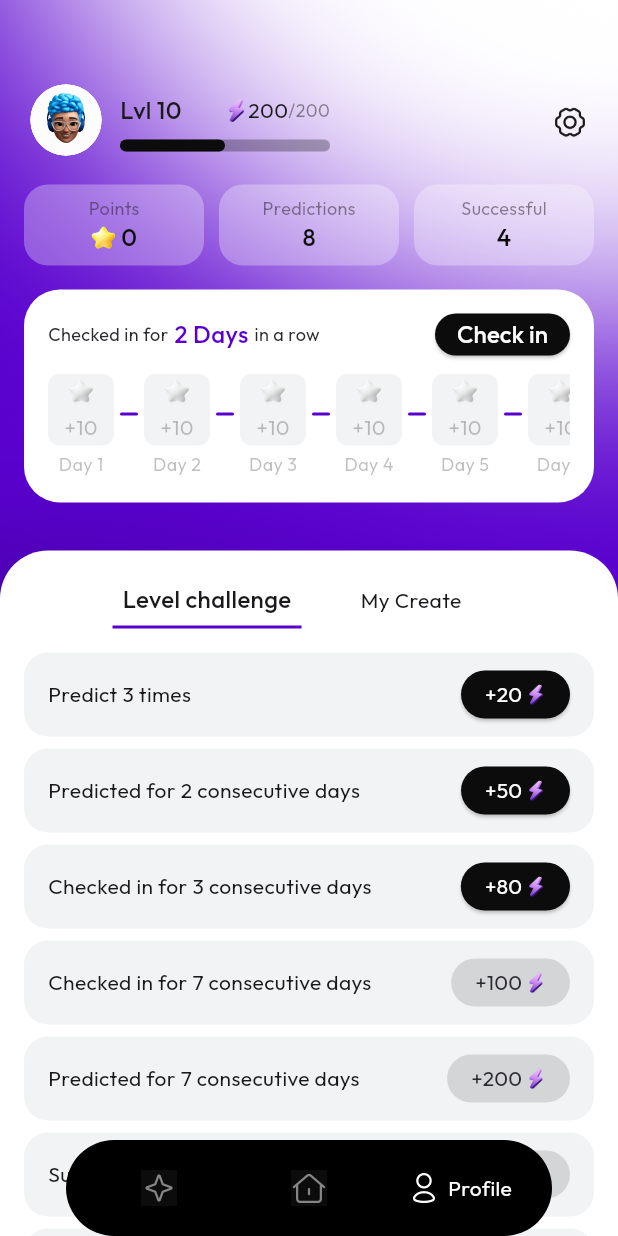
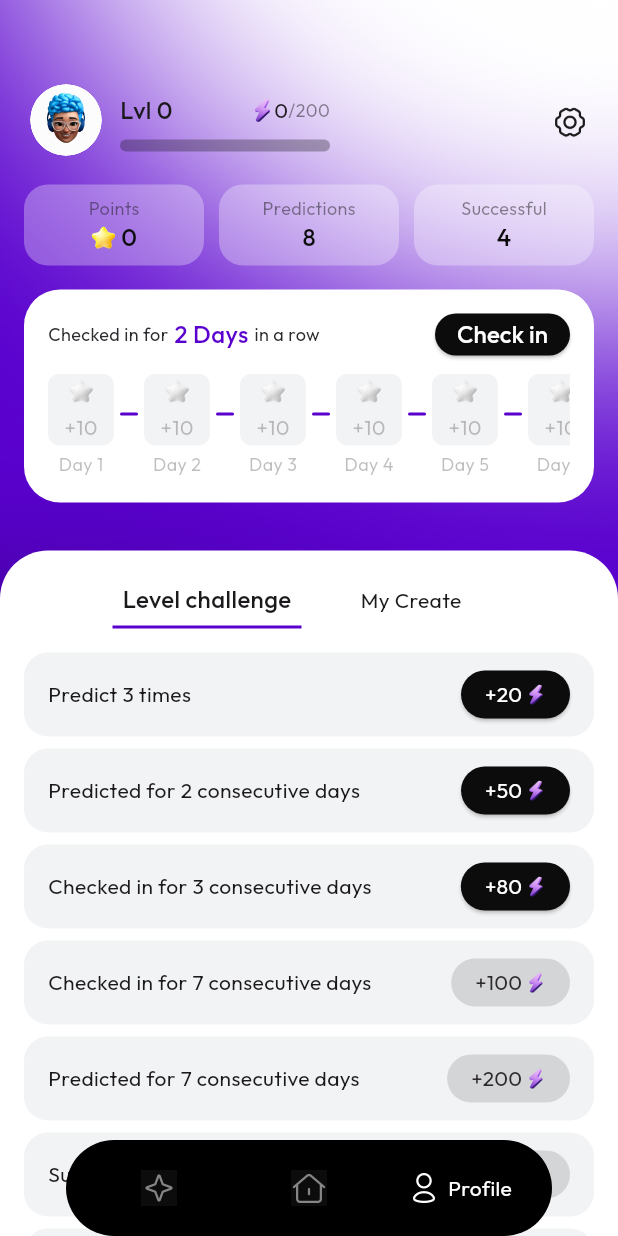
Before and after one commit to cctip/flutter_coin_zone, a Flutter app: the screen it shows after launch, item 3 of the bottom bar chosen, on a phone screen of 412 x 824 dp. Run offline on Flutter 3.47's test engine with Material 3 defaults, Android fonts, the light colour scheme and no system bars; our stand-ins replace dio, get, shared_preferences; network calls fail.

Commit message:
feat: update

```diff
--- /dev/null
+++ b/lib/controller/challenge.dart
@@ -0,0 +1,11 @@
+import 'package:flutter_coin_zone/common/share_pref.dart';
+import 'package:get/get.dart';
+
+class ChallengeController extends GetxController {
+  static final predictTimes = RxInt(0);
+
+  // 初始化
+  static init() {
+    predictTimes.value = SharePref.getInt(predictTimes) ?? 0;
+  }
+}
--- a/lib/controller/user.dart
+++ b/lib/controller/user.dart
@@ -3,21 +3,27 @@ import 'package:get/get.dart';
 
 class UserController extends GetxController {
   static String avator = 'assets/images/avator/1.png';
-  static int level = 0;
-  static int exp = 0;
+  static final level = RxInt(1);
+  static final exp = RxInt(0);
   static final points = RxInt(0);
 
   // 初始化
   static init() {
     points.value = SharePref.getInt('points') ?? 0;
+    level.value = SharePref.getInt('level') ?? 0;
+    exp.value = SharePref.getInt('exp') ?? 0;
   }
 
-  static increment() {
-    points.value++;
-    SharePref.setInt('points', points.value);
-  }
+  // 增加小星星点数
   static increasePoint(int value) {
     points.value += value;
     SharePref.setInt('points', points.value);
   }
+  // 增加经验
+  static increaseExp(int value) {
+    level.value += (exp.value + value) ~/ 200;
+    exp.value = (exp.value + value) % 200;
+    SharePref.setInt('exp', exp.value);
+    SharePref.setInt('level', level.value);
+  }
 }
--- a/lib/pages/profile.dart
+++ b/lib/pages/profile.dart
@@ -1,4 +1,5 @@
 import 'package:flutter/material.dart';
+import 'package:flutter_coin_zone/controller/challenge.dart';
 import 'package:get/get.dart';
 import 'package:flutter_coin_zone/widget/information.dart';
 import 'package:flutter_coin_zone/controller/user.dart';
@@ -319,9 +320,11 @@ class _ProfileViewState extends State<ProfileView> with SingleTickerProviderStat
   }
   // 成就
   Widget __challengeBox() {
-    return Column(
+    return Obx(() => Column(
       children: [
-        __challengeItem('Predict 3 times', 20, false, (){}),
+        __challengeItem('Predict 3 times', 20, ChallengeController.predictTimes.value >= 3, (){
+          UserController.increaseExp(20);
+        }),
         __challengeItem('Predicted for 2 consecutive days', 50, false, (){}),
         __challengeItem('Checked in for 3 consecutive days', 80, false, (){}),
         __challengeItem('Checked in for 7 consecutive days', 100, true, (){}),
@@ -330,7 +333,7 @@ class _ProfileViewState extends State<ProfileView> with SingleTickerProviderStat
         __challengeItem('Successfully predicted 30 times', 900, true, (){}),
         __challengeItem('Successfully predicted 50 times', 2000, true, (){})
       ],
-    );
+    ));
   }
   // 成就单个区块
   Widget __challengeItem(text, exp, disabled, func) {
--- a/lib/widget/information.dart
+++ b/lib/widget/information.dart
@@ -1,5 +1,6 @@
 import 'package:flutter/material.dart';
 import 'package:flutter_coin_zone/controller/user.dart';
+import 'package:get/get.dart';
 
 Widget informationBox(BuildContext context) {
   return Row(
@@ -26,11 +27,11 @@ Widget informationBox(BuildContext context) {
             Row(
               mainAxisAlignment: MainAxisAlignment.spaceBetween,
               children: [
-                Text('Lvl 10', style: TextStyle(color: Color(0xFF1B191C), fontSize: 16, fontWeight: FontWeight.w500)),
+                Obx(() => Text('Lvl ${UserController.level.value}', style: TextStyle(color: Color(0xFF1B191C), fontSize: 16, fontWeight: FontWeight.w500)),),
                 Row(
                   children: [
                     Image.asset('assets/icons/exp.png', width: 16),
-                    Text('200', style: TextStyle(color: Color(0xFF1B191C))),
+                    Obx(() => Text('${UserController.exp.value}', style: TextStyle(color: Color(0xFF1B191C)))),
                     Text('/200', style: TextStyle(color: Color.fromRGBO(27, 25, 28, 0.5), fontSize: 12)),
                   ],
                 )
@@ -48,14 +49,14 @@ Widget informationBox(BuildContext context) {
                   ),
                 ),
                 Positioned(
-                  child: Container(
-                    width: 70,
+                  child: Obx(() => Container(
+                    width: 140 * UserController.exp.value / 200,
                     height: 8,
                     decoration: BoxDecoration(
                       color: Color.fromRGBO(12, 12, 13, 1),
                       borderRadius: BorderRadius.circular(8)
                     ),
-                  )
+                  ))
                 )
               ],
             )
```
